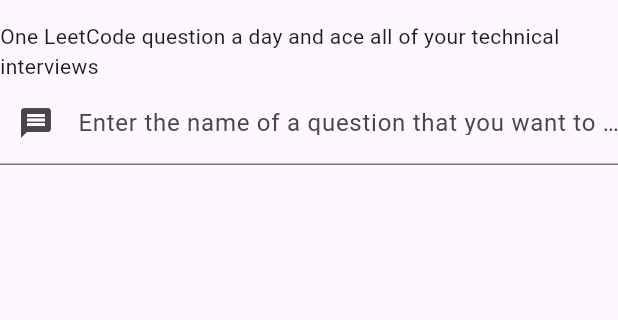
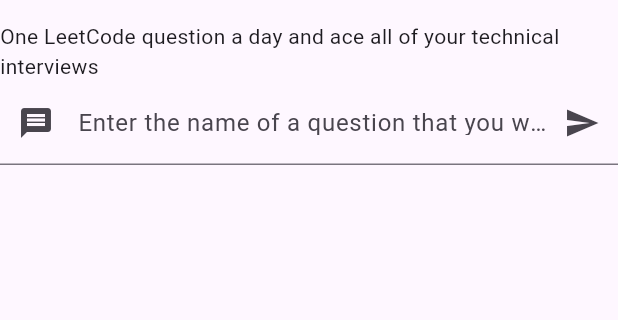
Before and after one commit to BraxWong/Daily-Leetcode-Randomizer, a Flutter app: the screen it shows after launch, on a phone screen of 412 x 824 dp, the part 63-383 px from its top. Run offline on Flutter 3.47's test engine with Material 3 defaults, Android fonts, the phone set to English and light mode, and no system bars.

Commit message:
refactor: converted MyHomePage to a stateful widget so it can take a string.

```diff
--- a/daily_leetcode_randomizer/lib/main.dart
+++ b/daily_leetcode_randomizer/lib/main.dart
@@ -6,7 +6,6 @@
 
 class MyApp extends StatelessWidget {
   const MyApp({super.key});
-
   @override
   Widget build(BuildContext context) {
     return MaterialApp(
@@ -20,7 +19,20 @@
   }
 }
 
-class MyHomePage extends StatelessWidget {
+class MyHomePage extends StatefulWidget {
+  @override
+  _MyHomePageState createState() => _MyHomePageState();
+}
+
+class _MyHomePageState extends State<MyHomePage> {
+  String question = "";
+
+  void searchQuestion(String question) {
+    this.setState((){
+      this.question = question;
+    });
+  }
+
   @override
   Widget build(BuildContext context){
     return Scaffold(
@@ -28,7 +40,7 @@
         title: Text('Daily LeetCode Randomizer')
       ),
       body: Column(
-        children: <Widget>[AppSlogan(), SearchLeetCodeQuestion()]
+        children: <Widget>[AppSlogan(), SearchLeetCodeQuestion(this.searchQuestion), Text(this.question)]
       )
     );
   }
@@ -43,6 +55,14 @@
 
 //Taking constructor arguments and setting up override
 class SearchLeetCodeQuestion extends StatefulWidget {
+  final Function(String) callback;
+
+  /*
+   * SearchLeetCodeQuestion constructor
+   */
+
+  SearchLeetCodeQuestion(this.callback);
+
   @override
   _SearchLeetCodeQuestionState createState() => _SearchLeetCodeQuestionState();
 }
@@ -74,6 +94,11 @@
     });
   }
 
+  void send() {
+    widget.callback(this.question);
+    controller.clear();
+  }
+
   @override
   Widget build(BuildContext context){
     return Column(
@@ -84,11 +109,16 @@
             prefixIcon: Icon(
               Icons.message
             ),
-            labelText: "Enter the name of a question that you want to practice."
+            labelText: "Enter the name of a question that you want to practice.",
+            suffixIcon: IconButton(
+              icon: Icon(Icons.send),
+              splashColor: Colors.blue,
+              tooltip: "Press send to get the question.",
+              onPressed: this.send,
+            )
           ),
           onChanged: (text) => this.setQuestion(text),
         ),
-        Text(this.question)
       ]
     );
   }
```
